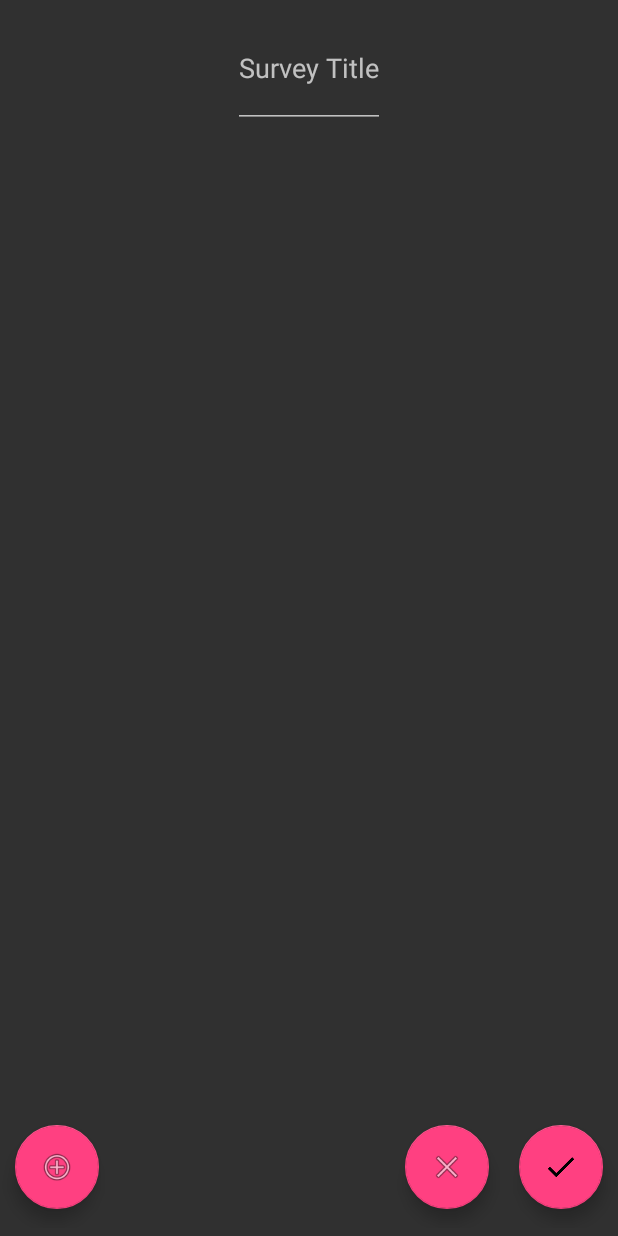
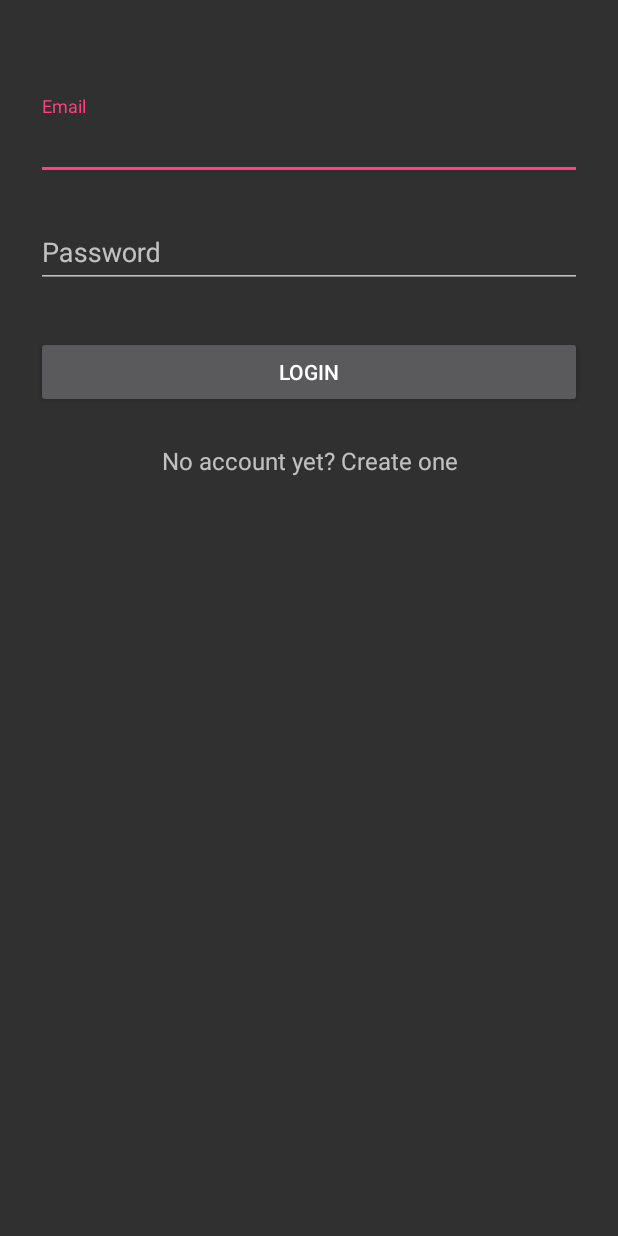
Before and after one commit to maziesmith/Quizzy, an Android app: the screen it shows after launch (CreateSurveyActivity before the commit, LoginActivity after it), on a phone screen of 412 x 824 dp. Run offline under Robolectric (Android 15) with nearby library versions, the phone set to English and light mode, and no system bars; our stand-ins replace ButterKnife.

Commit message:
Login + Signup
login and signup have no logic or function yet

```diff
--- a/App/Quizzy/app/build.gradle
+++ b/App/Quizzy/app/build.gradle
@@ -31,4 +31,6 @@ dependencies {
     androidTestImplementation 'com.android.support.test:runner:1.0.1'
     androidTestImplementation 'com.android.support.test.espresso:espresso-core:3.0.1'
     implementation 'com.android.support:design:26.1.0'
+    compile 'com.jakewharton:butterknife:8.8.1'
+    annotationProcessor 'com.jakewharton:butterknife-compiler:8.8.1'
 }
--- /dev/null
+++ b/App/Quizzy/app/src/main/res/layout/activity_login.xml
@@ -0,0 +1,60 @@
+<?xml version="1.0" encoding="utf-8"?>
+
+<ScrollView xmlns:android="http://schemas.android.com/apk/res/android"
+    android:layout_width="fill_parent"
+    android:layout_height="fill_parent"
+    android:fitsSystemWindows="true">
+
+    <LinearLayout
+        android:orientation="vertical"
+        android:layout_width="match_parent"
+        android:layout_height="wrap_content"
+        android:paddingTop="56dp"
+        android:paddingLeft="24dp"
+        android:paddingRight="24dp">
+
+        <!-- Email Label -->
+        <android.support.design.widget.TextInputLayout
+            android:layout_width="match_parent"
+            android:layout_height="wrap_content"
+            android:layout_marginTop="8dp"
+            android:layout_marginBottom="8dp">
+            <EditText android:id="@+id/input_email"
+                android:layout_width="match_parent"
+                android:layout_height="wrap_content"
+                android:inputType="textEmailAddress"
+                android:hint="Email" />
+        </android.support.design.widget.TextInputLayout>
+
+        <!-- Password Label -->
+        <android.support.design.widget.TextInputLayout
+            android:layout_width="match_parent"
+            android:layout_height="wrap_content"
+            android:layout_marginTop="8dp"
+            android:layout_marginBottom="8dp">
+            <EditText android:id="@+id/input_password"
+                android:layout_width="match_parent"
+                android:layout_height="wrap_content"
+                android:inputType="textPassword"
+                android:hint="Password"/>
+        </android.support.design.widget.TextInputLayout>
+
+        <android.support.v7.widget.AppCompatButton
+            android:id="@+id/btn_login"
+            android:layout_width="fill_parent"
+            android:layout_height="wrap_content"
+            android:layout_marginTop="24dp"
+            android:layout_marginBottom="24dp"
+            android:padding="12dp"
+            android:text="Login"/>
+
+        <TextView android:id="@+id/link_signup"
+            android:layout_width="fill_parent"
+            android:layout_height="wrap_content"
+            android:layout_marginBottom="24dp"
+            android:text="No account yet? Create one"
+            android:gravity="center"
+            android:textSize="16dip"/>
+
+    </LinearLayout>
+</ScrollView>
--- a/App/Quizzy/app/src/main/res/values/strings.xml
+++ b/App/Quizzy/app/src/main/res/values/strings.xml
@@ -3,4 +3,5 @@
     <string name="question_hint">Question</string>
     <string name="response_hint">Response</string>
     <string name="all_surveys">All Surveys</string>
+    <string name="Login">Log In</string>
 </resources>
```
Also changed, not shown: App/Quizzy/app/src/main/AndroidManifest.xml (+9 -4 lines), App/Quizzy/app/src/main/java/com/example/admin/quizzy/LoginActivity.java (added, +160 -0 lines), App/Quizzy/app/src/main/java/com/example/admin/quizzy/SignupActivity.java (added, +133 -0 lines), App/Quizzy/app/src/main/res/layout/activity_signup.xml (added, +74 -0 lines).
